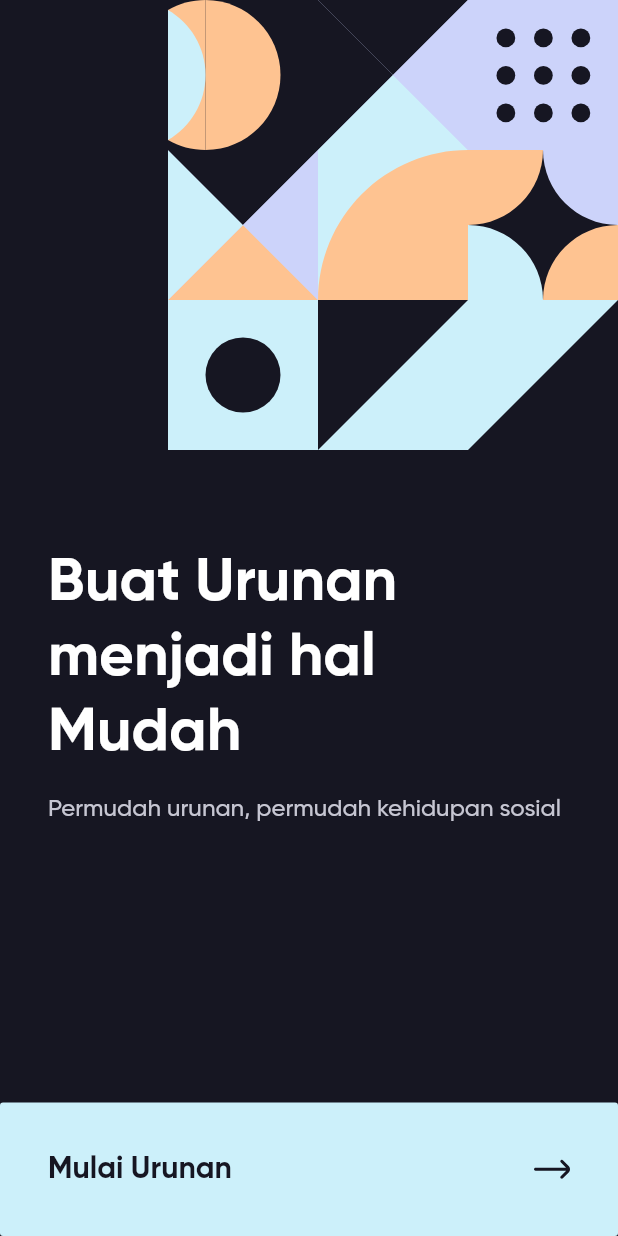
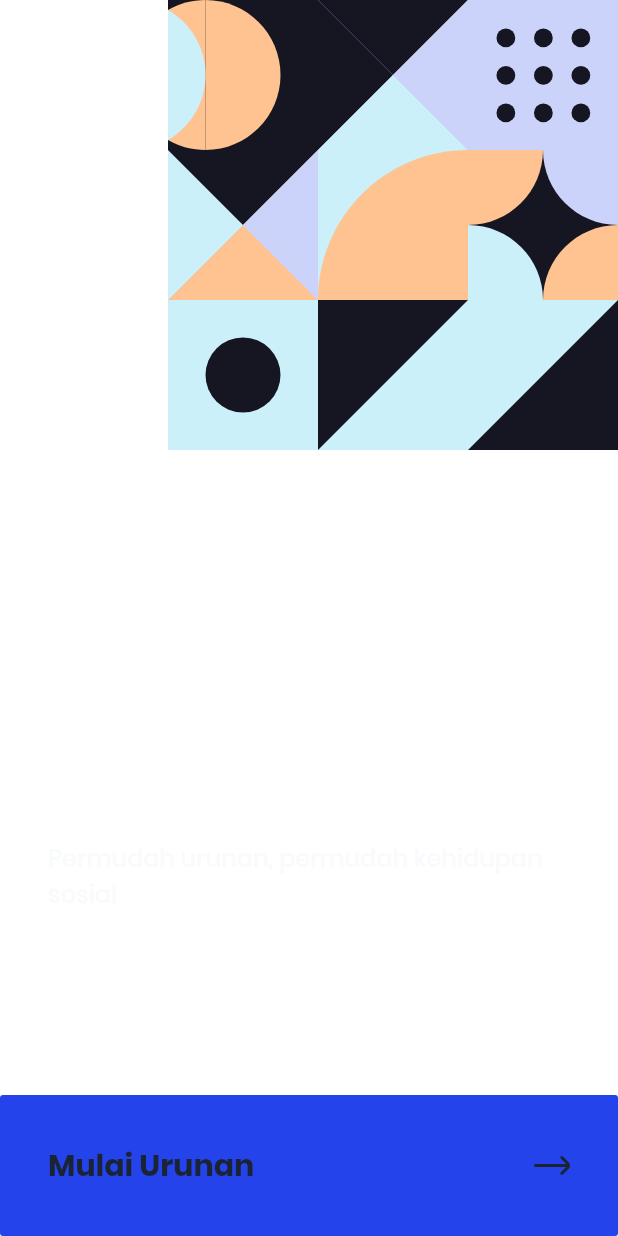
Before and after one commit to homindolentrahar/oeroen, a Flutter app: the LandingScreen screen opened by its route, on a phone screen of 412 x 824 dp. Run offline on Flutter 3.47's test engine with Material 2 defaults, Android fonts, the phone set to English and light mode, and no system bars; our stand-ins replace cloud_firestore, dartz, firebase_auth, firebase_core, flutter_form_builder, flutter_svg and 6 more; accounts and stored records are empty; generated files the repository leaves out were written again.

```diff
--- a/lib/app_config.dart
+++ b/lib/app_config.dart
@@ -1,3 +1,6 @@
+import 'package:oeroen/common/theme/app_theme.dart';
+
 class AppConfig {
   static const appName = "Oeroen";
+  static final appTheme = AppTheme.defaultTheme;
 }
--- a/lib/common/theme/app_color.dart
+++ b/lib/common/theme/app_color.dart
@@ -1,18 +1,18 @@
 import 'package:flutter/widgets.dart';
 
 class AppColor {
-  static const black = Color(0xFF161622);
+  static const black = Color(0xFF1A2434);
   static const white = Color(0xFFFFFFFF);
-  static const dark = Color(0xFF29293D);
+  static const dark = Color(0xFF454F5F);
   static const darker = Color(0xFF212131);
-  static const light = Color(0xFFC6C6D2);
-  static const gray = Color(0xFF81819C);
-  static const primary = Color(0xFFCCF0FA);
+  static const light = Color(0xFFF8FAFC);
+  static const gray = Color(0xFF94A3B8);
+  static const primary = Color(0xFF2543EB);
   static const accent = Color(0xFFFEC391);
 
-  static const red = Color(0xFFFACCCC);
+  static const red = Color(0xFFDE4A4A);
   static const redFg = Color(0xFFF27D7D);
-  static const green = Color(0xFFCCFAE7);
+  static const green = Color(0xFF4ADE80);
   static const greenFg = Color(0xFF7DF2C1);
   static const keamanan = Color(0xFFCCF0FA);
   static const kebersihan = Color(0xFFCCD3FA);
--- a/lib/common/theme/app_font.dart
+++ b/lib/common/theme/app_font.dart
@@ -1,6 +1,6 @@
 class AppFont {
-  static const regular = "Gilroy-Regular";
-  static const medium = "Gilroy-Medium";
-  static const semiBold = "Gilroy-SemiBold";
-  static const bold = "Gilroy-Bold";
+  static const regular = "Poppins-Regular";
+  static const medium = "Poppins-Medium";
+  static const semiBold = "Poppins-SemiBold";
+  static const bold = "Poppins-Bold";
 }
--- a/lib/common/theme/app_theme.dart
+++ b/lib/common/theme/app_theme.dart
@@ -2,8 +2,8 @@ import 'package:flutter/material.dart';
 import 'package:oeroen/common/theme/app_color.dart';
 
 class AppTheme {
-  static final darkTheme = ThemeData(
-    canvasColor: AppColor.black,
+  static final defaultTheme = ThemeData(
     primaryColor: AppColor.primary,
+    canvasColor: AppColor.white,
   );
 }
--- a/lib/features/auth/presentation/screens/auth_screen.dart
+++ b/lib/features/auth/presentation/screens/auth_screen.dart
@@ -3,8 +3,6 @@ import 'package:get/get.dart';
 import 'package:oeroen/routes/app_route.dart';
 
 class AuthScreen extends StatelessWidget {
-  static const String routeKey = "auth-route-key";
-
   const AuthScreen({Key? key}) : super(key: key);
 
   @override
--- a/lib/main.dart
+++ b/lib/main.dart
@@ -3,7 +3,6 @@ import 'package:get/get.dart';
 import 'package:flutter/material.dart';
 import 'package:form_builder_validators/form_builder_validators.dart';
 import 'package:oeroen/app_config.dart';
-import 'package:oeroen/common/theme/app_theme.dart';
 import 'package:oeroen/di/app_binding.dart';
 import 'package:oeroen/firebase_options.dart';
 import 'package:oeroen/routes/app_route.dart';
@@ -25,7 +24,7 @@ class App extends StatelessWidget {
     return GetMaterialApp(
       debugShowCheckedModeBanner: false,
       title: AppConfig.appName,
-      theme: AppTheme.darkTheme,
+      theme: AppConfig.appTheme,
       themeMode: ThemeMode.dark,
       initialRoute: AppRoute.initialRoute,
       getPages: AppRoute.routes,
--- a/lib/routes/app_route.dart
+++ b/lib/routes/app_route.dart
@@ -83,6 +83,7 @@ class AppRoute {
     ),
     GetPage(
       name: mainRoute,
+      transition: Transition.fadeIn,
       page: () => const UrunanScreen(),
     ),
     GetPage(
```
Also changed, not shown: lib/features/auth/presentation/screens/splash_screen.dart (+8 -11 lines), pubspec.yaml (+11 -11 lines), assets/fonts/Poppins-Bold.ttf (added), assets/fonts/Poppins-Medium.ttf (added), assets/fonts/Poppins-Regular.ttf (added), assets/fonts/Poppins-SemiBold.ttf (added), assets/icons/logo.svg (added), pubspec.lock.
